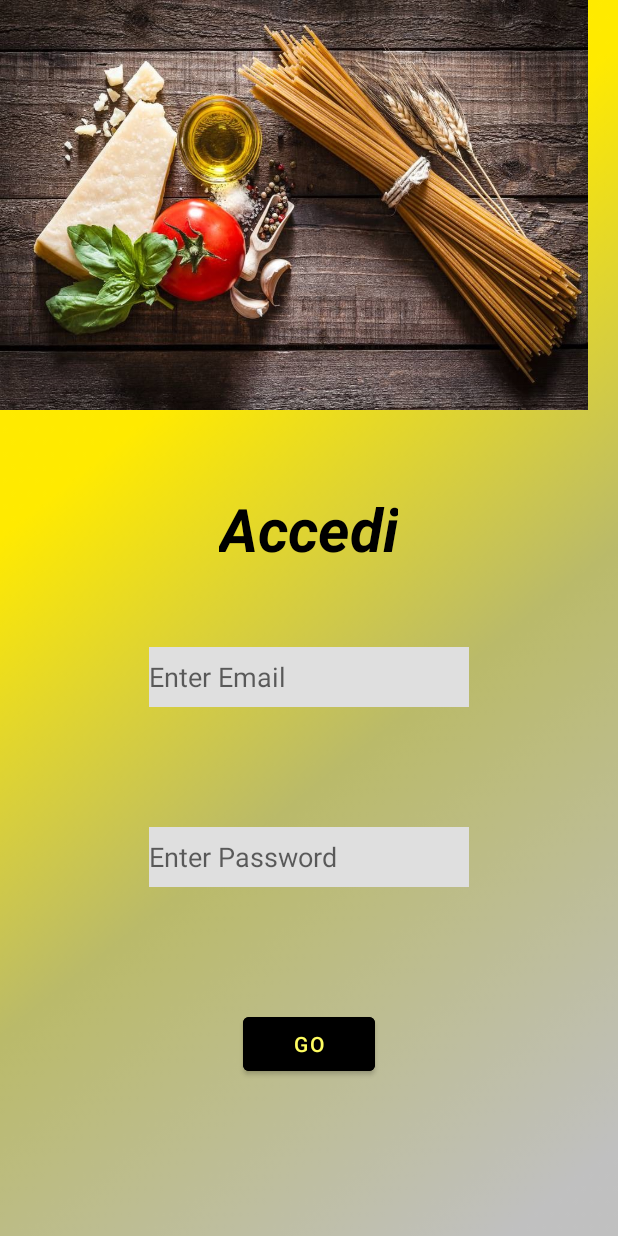
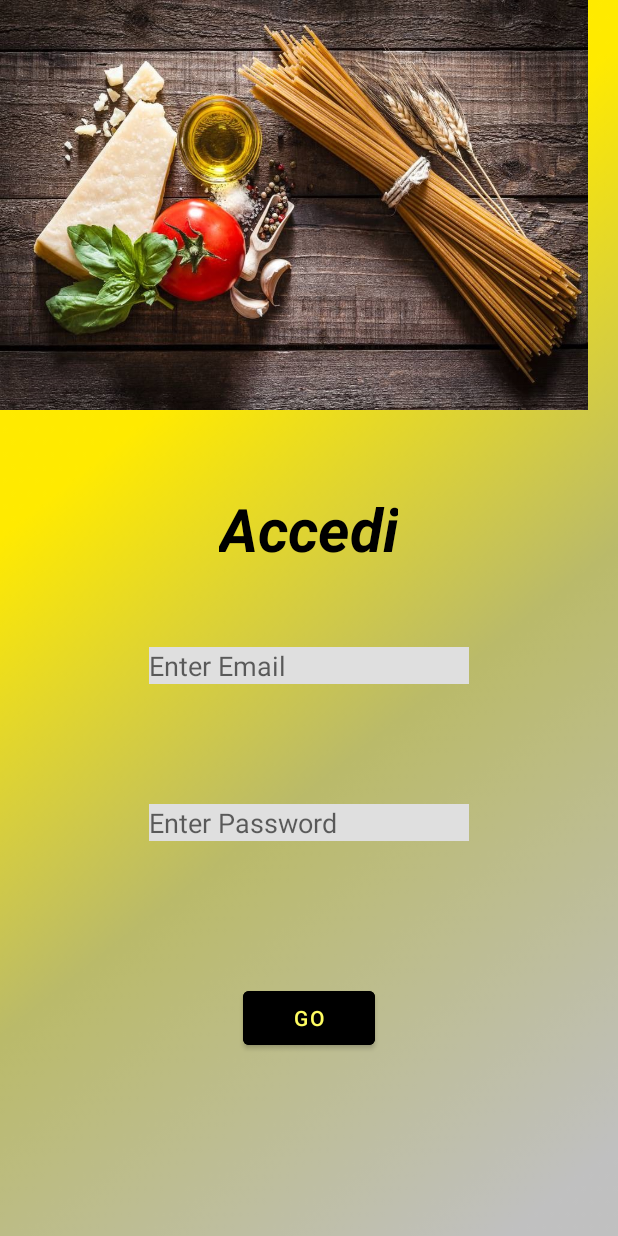
Before and after one commit to tancredi-danna/FinalProject1, an Android app: the layout login_layout.xml on its own in the app's theme, with its tools: preview values and no code run, on a phone screen of 412 x 824 dp. Run offline under Robolectric (Android 15) with nearby library versions, the phone set to English and light mode, and no system bars.

Commit message:
login added , ma sharedPreferences da aggiustare

```diff
--- a/app/src/main/AndroidManifest.xml
+++ b/app/src/main/AndroidManifest.xml
@@ -12,6 +12,7 @@
         <activity android:name=".LoginActivity"
             android:exported="true" android:theme="@style/Theme.AppCompat.Light.NoActionBar">
         </activity>
+
         <activity
             android:name=".SplashActivity"
             android:exported="true">
--- a/app/src/main/res/layout/login_layout.xml
+++ b/app/src/main/res/layout/login_layout.xml
@@ -34,13 +34,13 @@
     <EditText
         android:id="@+id/editTextTextEmailAddress"
         android:layout_width="wrap_content"
-        android:layout_height="40dp"
+        android:layout_height="wrap_content"
         android:layout_marginTop="52dp"
         android:background="@color/grigio"
         android:ems="10"
         android:hint="Enter Email"
         android:inputType="textEmailAddress"
-        android:textColor="@color/giallo_zafferano"
+        android:textColor="@color/black"
         app:layout_constraintEnd_toEndOf="parent"
         app:layout_constraintStart_toStartOf="parent"
         app:layout_constraintTop_toBottomOf="@+id/textView" />
@@ -48,13 +48,13 @@
     <EditText
         android:id="@+id/editTextTextPassword"
         android:layout_width="wrap_content"
-        android:layout_height="40dp"
+        android:layout_height="wrap_content"
         android:layout_marginTop="80dp"
         android:background="@color/grigio"
         android:ems="10"
         android:hint="Enter Password"
         android:inputType="textPassword"
-        android:textColor="@color/giallo_zafferano"
+        android:textColor="@color/black"
         app:layout_constraintEnd_toEndOf="parent"
         app:layout_constraintStart_toStartOf="parent"
         app:layout_constraintTop_toBottomOf="@+id/editTextTextEmailAddress" />
```
Also changed, not shown: app/src/main/java/com/example/finalproject/LoginActivity.kt (+48 -0 lines), app/src/main/java/com/example/finalproject/SplashActivity.kt (+20 -3 lines), app/src/main/java/com/example/finalproject/model/entity/FdataBase.kt (added, +7 -0 lines).
